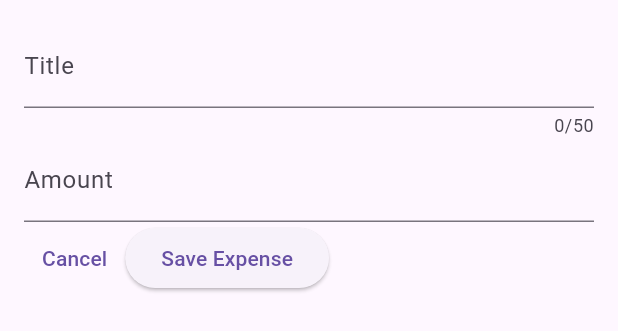
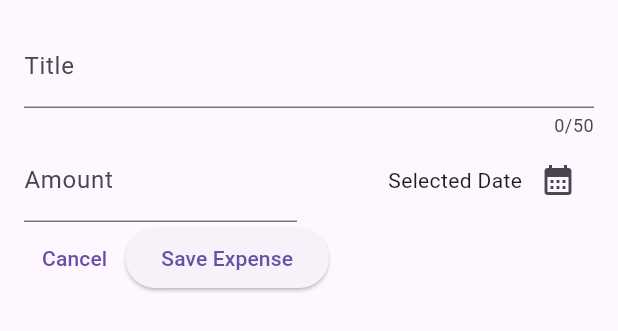
Before and after one commit to javierpb275/first_flutter_app, a Flutter app: the NewExpense widget shown alone on an empty page, opened directly, on a phone screen of 412 x 824 dp. Shown: the top 331 px of the screen. Run offline on Flutter 3.47's test engine with Material 3 defaults, Android fonts, the phone set to English and light mode, and no system bars; our stand-ins replace google_fonts.

Commit message:
showing a date picker

```diff
--- a/lib/widgets/new_expense.dart
+++ b/lib/widgets/new_expense.dart
@@ -13,6 +13,22 @@ class NewExpense extends StatefulWidget {
 class _NewExpenseState extends State<NewExpense> {
   final _titleController = TextEditingController();
   final _amountController = TextEditingController();
+
+  void _presentDatePicker() {
+    final initialDate = DateTime.now();
+    final firstDate = DateTime(
+      initialDate.year - 1,
+      initialDate.month,
+      initialDate.day,
+    );
+    final lastDate = initialDate;
+    showDatePicker(
+      context: context,
+      initialDate: initialDate,
+      firstDate: firstDate,
+      lastDate: lastDate,
+    );
+  }
 
   @override
   void dispose() {
@@ -36,7 +52,10 @@ class _NewExpenseState extends State<NewExpense> {
               ),
             ),
           ),
-          TextField(
+          Row(
+            children: [
+              Expanded(
+                child: TextField(
                   controller: _amountController,
                   keyboardType: TextInputType.number,
                   decoration: const InputDecoration(
@@ -45,6 +64,27 @@ class _NewExpenseState extends State<NewExpense> {
                     ),
                     prefixText: '\$',
                   ),
+                ),
+              ),
+              const SizedBox(
+                width: 16,
+              ),
+              Expanded(
+                child: Row(
+                  mainAxisAlignment: MainAxisAlignment.end,
+                  crossAxisAlignment: CrossAxisAlignment.center,
+                  children: [
+                    const Text('Selected Date'),
+                    IconButton(
+                      onPressed: _presentDatePicker,
+                      icon: const Icon(
+                        Icons.calendar_month,
+                      ),
+                    ),
+                  ],
+                ),
+              ),
+            ],
           ),
           Row(
             children: [
```
Lines whose indentation alone changed are shown as unchanged.
